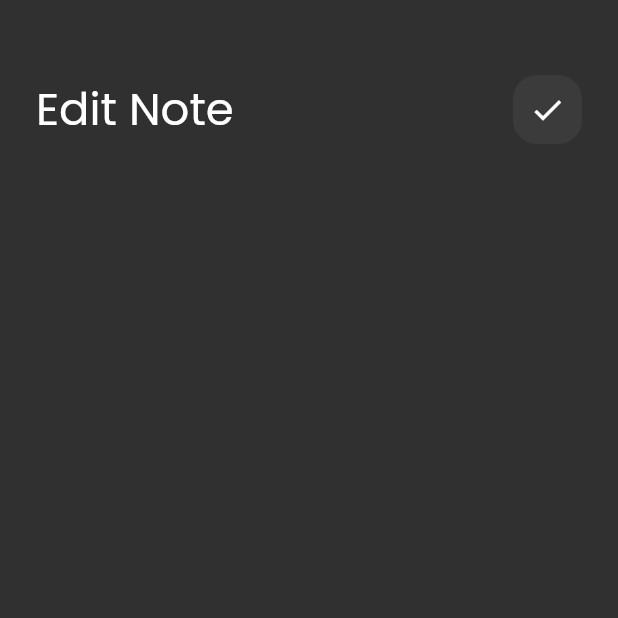
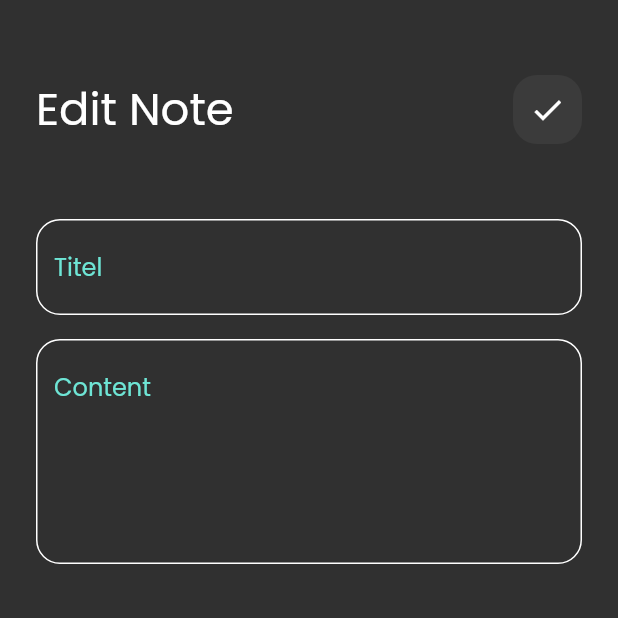
Before and after one commit to sroooooor60/notes_app, a Flutter app: the EditNotView screen opened directly, on a phone screen of 412 x 824 dp, the top half of it. Run offline on Flutter 3.47's test engine with Material 3 defaults, Android fonts, the phone set to English and light mode, and no system bars; our stand-ins replace font_awesome_flutter.

Commit message:
add Custom text feildes to edit view

```diff
--- a/lib/widgets/edit_not_view_body.dart
+++ b/lib/widgets/edit_not_view_body.dart
@@ -1,5 +1,6 @@
 import 'package:flutter/material.dart';
 import 'package:nots_app/widgets/custom_app_bar.dart';
+import 'package:nots_app/widgets/custom_text_feild.dart';
 
 class EditNotViewBody extends StatelessWidget {
   const EditNotViewBody({super.key});
@@ -17,6 +18,17 @@ class EditNotViewBody extends StatelessWidget {
             titel: 'Edit Note',
             icon: Icons.check,
           ),
+          SizedBox(
+            height: 50,
+          ),
+          CustomTextField(hintText: 'Titel'),
+          SizedBox(
+            height: 16,
+          ),
+          CustomTextField(
+            hintText: 'Content',
+            maxLines: 5,
+          ),
         ],
       ),
     );
```
